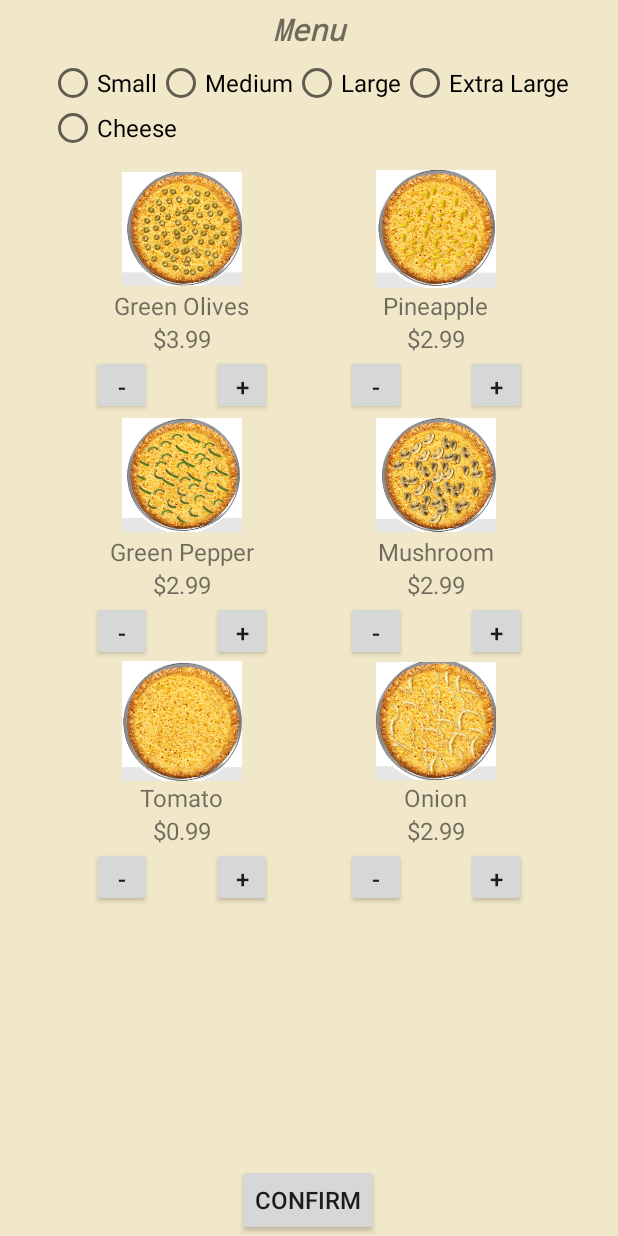
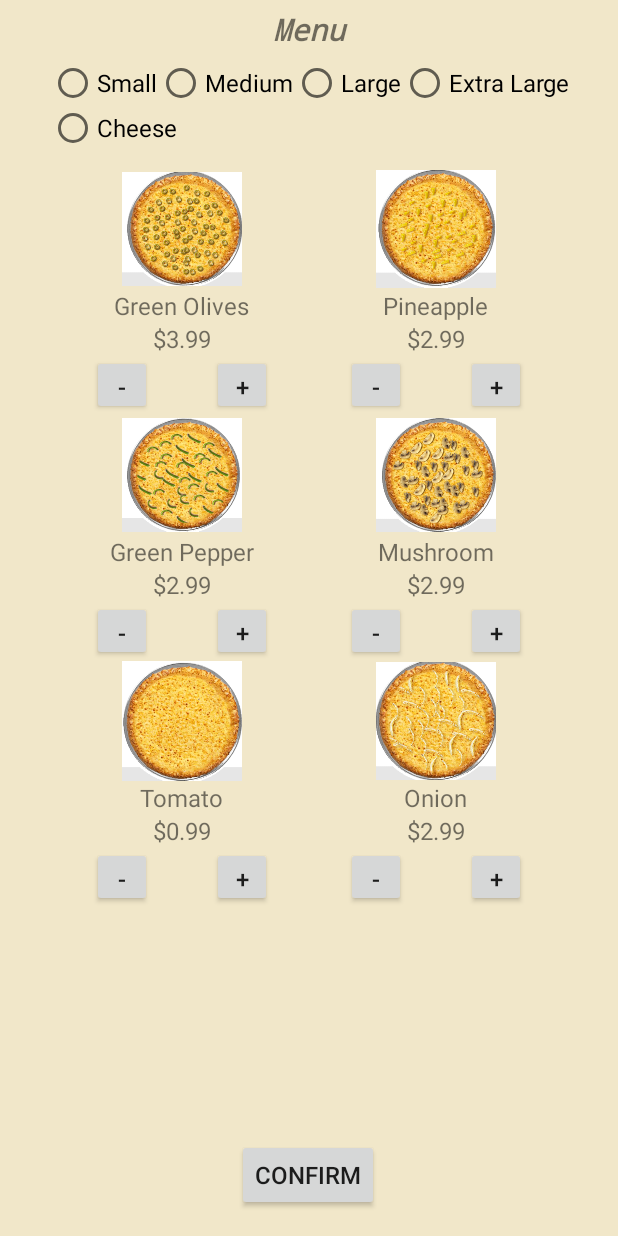
Before and after one commit to Xxuu9/Lab, an Android app: the screen it shows after launch (MenuActivity), after a tap on "ORDER HERE", on a phone screen of 412 x 824 dp. Run offline under Robolectric (Android 15) with nearby library versions, the phone set to English and light mode, and no system bars; our stand-ins replace navigation-ui.

Commit message:
arrange layout

```diff
--- a/PizzaOrdering/app/src/main/AndroidManifest.xml
+++ b/PizzaOrdering/app/src/main/AndroidManifest.xml
@@ -22,6 +22,9 @@
         <activity
             android:name=".MenuActivity" >
         </activity>
+        <activity
+            android:name=".OrderingHistoryActivity" >
+        </activity>
     </application>
 
 </manifest>
--- a/PizzaOrdering/app/src/main/java/com/example/pizzaordering/MainActivity.java
+++ b/PizzaOrdering/app/src/main/java/com/example/pizzaordering/MainActivity.java
@@ -51,7 +51,7 @@ public class MainActivity extends AppCompatActivity {
         NavigationUI.setupWithNavController(navigationView, navController);
 
 
-        Button button_orderHere = (Button) findViewById(R.id.bt_beginOrder);
+     //   Button button_orderHere = (Button) findViewById(R.id.bt_beginOrder);
 
       //  button_orderHere.setOnClickListener(new View.OnClickListener(){
 //            public void beginOrder(View view){
@@ -87,5 +87,4 @@ public class MainActivity extends AppCompatActivity {
         startActivity(intent);
     }
 
-
 }
--- a/PizzaOrdering/app/src/main/java/com/example/pizzaordering/ui/orderinghistory/OrderingHistoryFragment.java
+++ b/PizzaOrdering/app/src/main/java/com/example/pizzaordering/ui/orderinghistory/OrderingHistoryFragment.java
@@ -20,6 +20,7 @@ public class OrderingHistoryFragment extends Fragment {
         orderingHistoryViewModel =
                 new ViewModelProvider(this).get(OrderingHistoryViewModel.class);
         View root = inflater.inflate(R.layout.fragment_orderinghistory, container, false);
+
 //        final TextView textView = root.findViewById(R.id.text_gallery);
 //        orderingHistoryViewModel.getText().observe(getViewLifecycleOwner(), new Observer<String>() {
 //            @Override
--- a/PizzaOrdering/app/src/main/java/com/example/pizzaordering/ui/orderinghistory/OrderingHistoryViewModel.java
+++ b/PizzaOrdering/app/src/main/java/com/example/pizzaordering/ui/orderinghistory/OrderingHistoryViewModel.java
@@ -10,7 +10,6 @@ public class OrderingHistoryViewModel extends ViewModel {
 
     public OrderingHistoryViewModel() {
         mText = new MutableLiveData<>();
-//        mText.setValue("This is orderinghistory fragment");
     }
 
     public LiveData<String> getText() {
--- a/PizzaOrdering/app/src/main/res/layout/fragment_menu.xml
+++ b/PizzaOrdering/app/src/main/res/layout/fragment_menu.xml
@@ -330,12 +330,13 @@
         android:id="@+id/bt_confirm"
         android:layout_width="wrap_content"
         android:layout_height="wrap_content"
+        android:onClick="Confirm"
         android:text="@string/button_confirm"
         app:layout_constraintBottom_toBottomOf="parent"
         app:layout_constraintEnd_toEndOf="parent"
         app:layout_constraintHorizontal_bias="0.498"
         app:layout_constraintStart_toStartOf="parent"
-        app:layout_constraintTop_toTopOf="@+id/textView2"
+        app:layout_constraintTop_toBottomOf="@+id/tv_menu"
         app:layout_constraintVertical_bias="0.978" />
 
 </androidx.constraintlayout.widget.ConstraintLayout>
```
Also changed, not shown: PizzaOrdering/app/src/main/java/com/example/pizzaordering/MenuActivity.java (+7 -1 lines), PizzaOrdering/app/src/main/java/com/example/pizzaordering/OrderingHistoryActivity.java (added, +14 -0 lines).
